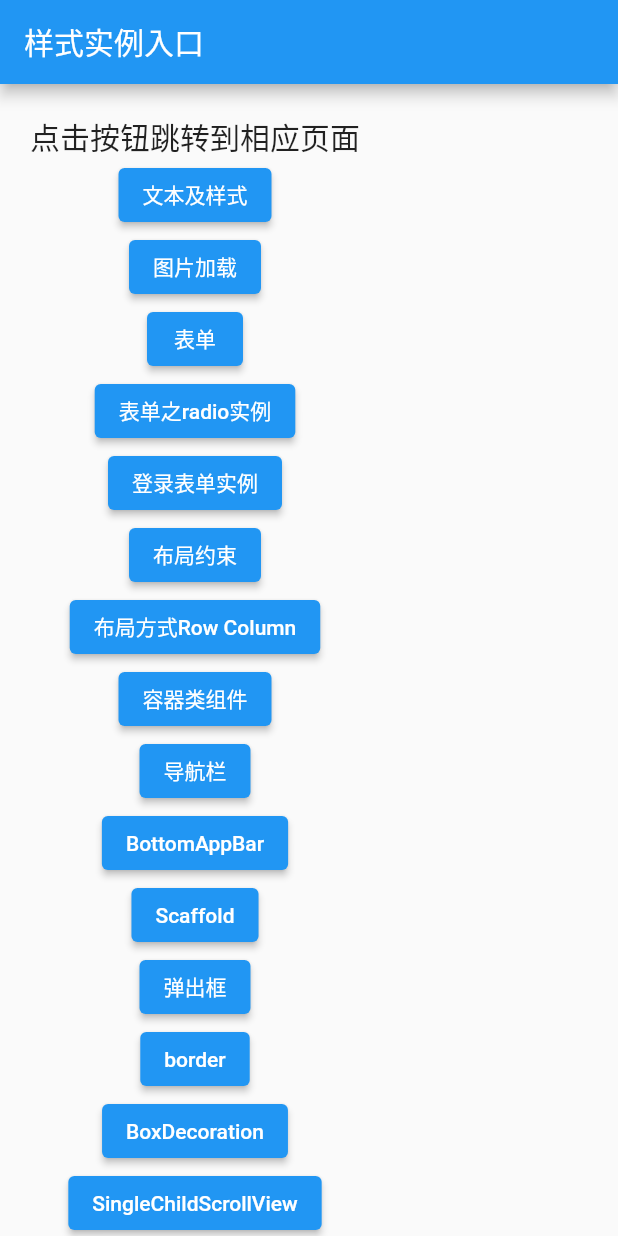
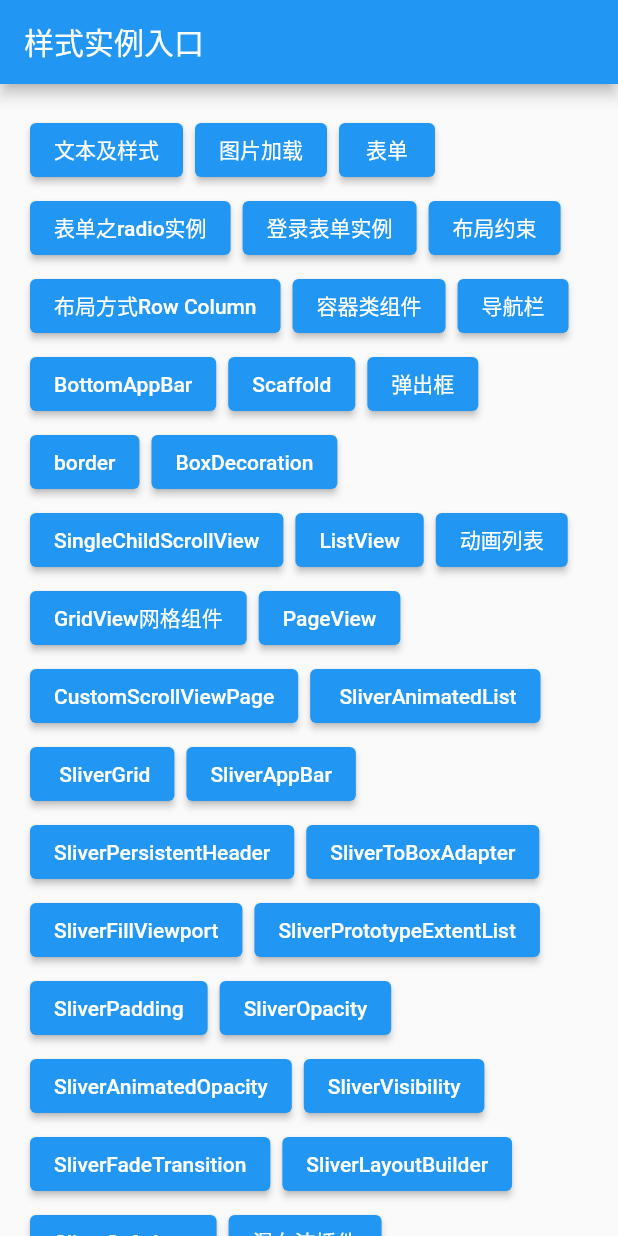
Before and after one commit to codprincess/flutter_base, a Flutter app: the screen it shows after launch, on a phone screen of 412 x 824 dp. Run offline on Flutter 3.47's test engine with Material 2 defaults, Android fonts, the light colour scheme and no system bars; missing offline and left inert: fancy_bottom_navigation_2.

Commit message:
瀑布流插件

```diff
--- a/lib/main.dart
+++ b/lib/main.dart
@@ -30,6 +30,7 @@ import 'package:flutter_base/TextPage.dart';
 import 'package:flutter_base/SliverOpacityPage.dart';
 import 'package:flutter_base/showBottomSheetPage.dart';
 import 'CustomScrollViewPage.dart';
+import 'FlowViewPage.dart';
 import 'RoutePage.dart';
 import 'SliverAppBarPage.dart';
 import 'SliverFillViewportPage.dart';
@@ -91,6 +92,7 @@ class MyApp extends StatelessWidget {
         'SliverFadeTransition_Page':(context)=>SliverFadeTransitionPage(),
         'SliverLayoutBuilder_Page':(context)=>SliverLayoutBuilderPage(),
         'SliverSafeArea_Page':(context)=>SliverSafeAreaPage(),
+        'FlowView_Page':(context)=>FlowViewPage(),
       },
     );
   }
@@ -115,10 +117,11 @@ class _MyHomePageState extends State<MyHomePage> {
         physics: PageScrollPhysics(),
         child: Container(
           padding: const EdgeInsets.all(20.0),
-          child: Column(
-            mainAxisAlignment: MainAxisAlignment.start,
+          child: Wrap(
+            spacing: 8.0,//主轴(水平)方向间距
+            runSpacing: 4.0,//纵轴方向间距
+            alignment: WrapAlignment.start,//沿主轴
             children:  <Widget>[
-              const Text('点击按钮跳转到相应页面',style: TextStyle(fontSize: 20.0),),
               ElevatedButton(
                   onPressed: (){
                     Navigator.pushNamed(context, 'text_page');
@@ -341,21 +344,24 @@ class _MyHomePageState extends State<MyHomePage> {
                 },
                 child: const Text('SliverSafeArea'),
               ),
-
-
-
-
-
+              ElevatedButton(
+                onPressed: (){
+                  Navigator.pushNamed(context, 'FlowView_Page');
+                },
+                child: const Text('瀑布流插件'),
+              ),
+              ElevatedButton(
+                onPressed: (){
+                  Navigator.pushNamed(context, 'test_page');
+                },
+                child: const Text('测试页面214535634'),
+              ),
               ElevatedButton(
                 onPressed: (){
                   Navigator.pushNamed(context, 'test_page');
                 },
                 child: const Text('测试页面'),
               ),
-
-
-
-
 
 
             ],
--- a/pubspec.yaml
+++ b/pubspec.yaml
@@ -11,6 +11,7 @@ dependencies: #应用或包依赖的其他包或插件
   cupertino_icons: ^1.0.2
   fancy_bottom_navigation_2: ^0.3.5
   ele_progress: ^0.0.1
+  flutter_staggered_grid_view: ^0.6.2
   # 在此下面添加新依赖
 
 dev_dependencies: # 开发环境依赖的工具包（而不是flutter应用本身依赖的包）
```
Also changed, not shown: lib/FlowViewPage.dart (added, +43 -0 lines), pubspec.lock, 14 other files.
